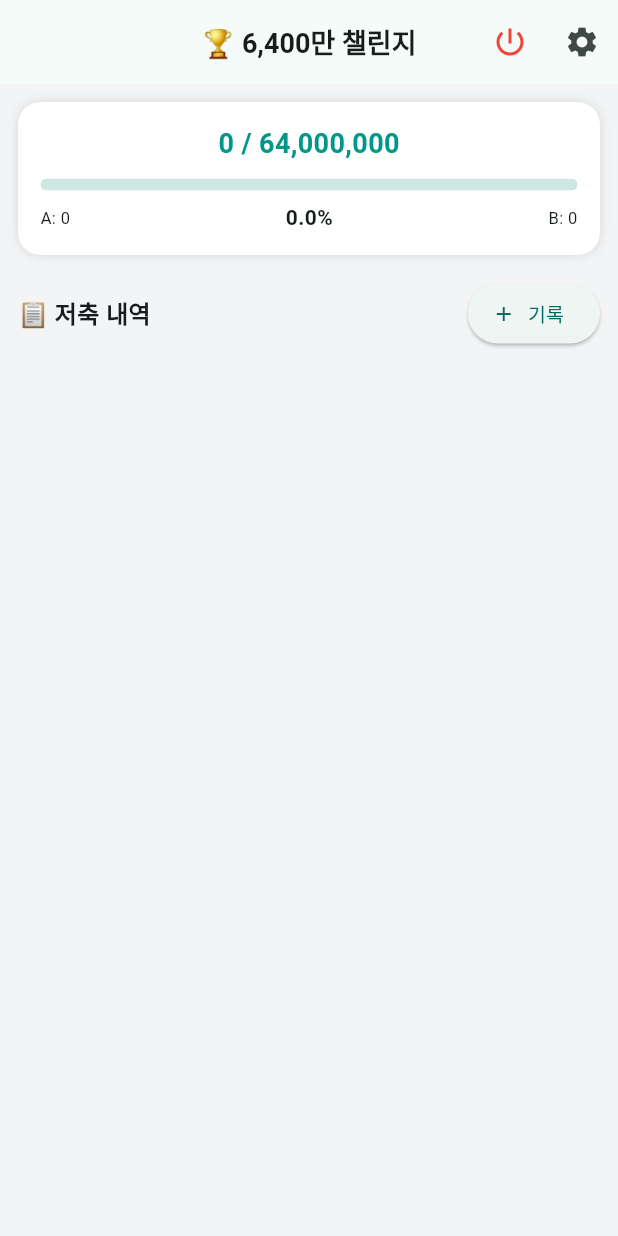
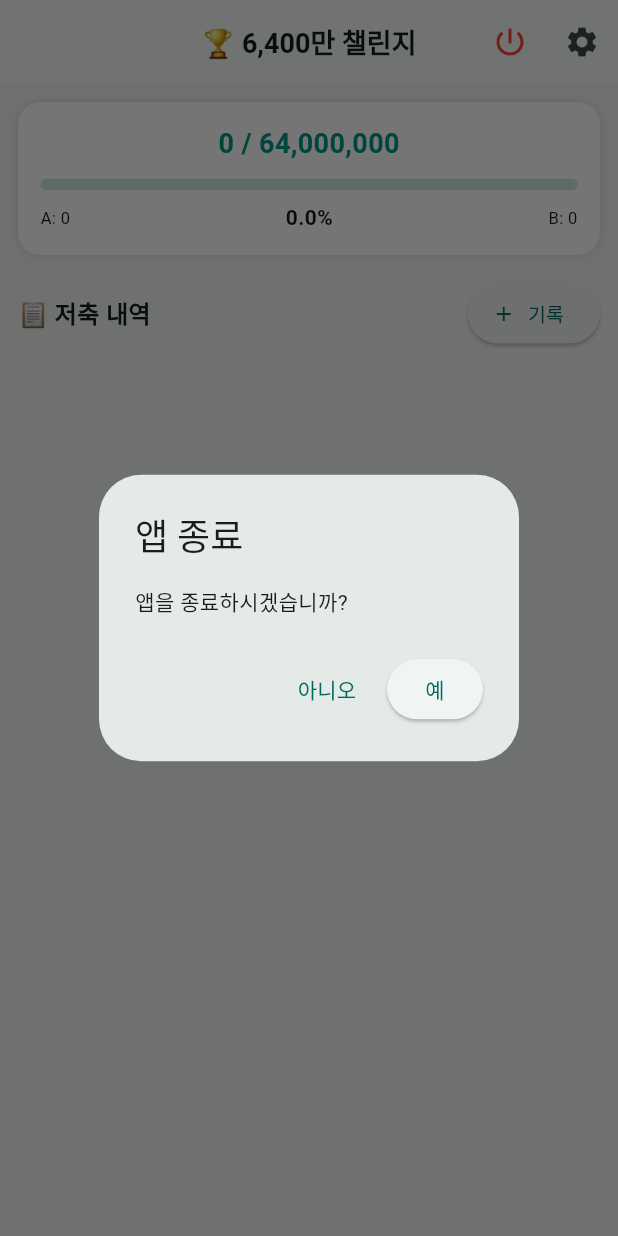
Before and after one commit to isolafide-bot/my_savings_app, a Flutter app: the screen it shows after launch, after a tap on the "power settings new" icon, on a phone screen of 412 x 824 dp. Run offline on Flutter 3.47's test engine with Material 3 defaults, Android fonts, the phone set to English and light mode, and no system bars; our stand-ins replace shared_preferences.

Commit message:
Implement exit confirmation dialog
Replaced the app exit function with a confirmation dialog. Updated the exit button to trigger the new dialog.

```diff
--- a/lib/main.dart
+++ b/lib/main.dart
@@ -1,9 +1,9 @@
 import 'package:flutter/material.dart';
-import 'package:flutter/services.dart'; // 앱 종료 기능용
+import 'package:flutter/services.dart';
 import 'package:intl/intl.dart';
 import 'package:shared_preferences/shared_preferences.dart';
 import 'dart:convert';
-import 'dart:io'; // 플랫폼 확인용
+import 'dart:io';
 
 void main() => runApp(const MySavingsApp());
 
@@ -30,7 +30,7 @@ class _SavingsPageState extends State<SavingsPage> {
   List<Map<String, dynamic>> records = [];
   final TextEditingController _amtController = TextEditingController();
   final TextEditingController _goalController = TextEditingController();
-  String selectedPartner = 'A'; // 선택된 파트너 상태값
+  String selectedPartner = 'A';
 
   @override
   void initState() {
@@ -53,13 +53,28 @@ class _SavingsPageState extends State<SavingsPage> {
     await prefs.setString('savings_records', json.encode(records));
   }
 
-  // 앱 종료 함수
-  void _exitApp() {
-    if (Platform.isAndroid) {
-      SystemNavigator.pop();
-    } else {
-      exit(0);
-    }
+  // 수정된 종료 확인 팝업 기능
+  void _showExitConfirm() {
+    showDialog(
+      context: context,
+      builder: (ctx) => AlertDialog(
+        title: const Text('앱 종료'),
+        content: const Text('앱을 종료하시겠습니까?'),
+        actions: [
+          TextButton(onPressed: () => Navigator.pop(ctx), child: const Text('아니오')),
+          ElevatedButton(
+            onPressed: () {
+              if (Platform.isAndroid) {
+                SystemNavigator.pop();
+              } else {
+                exit(0);
+              }
+            },
+            child: const Text('예'),
+          ),
+        ],
+      ),
+    );
   }
 
   void _showInput({int? index}) {
@@ -73,7 +88,7 @@ class _SavingsPageState extends State<SavingsPage> {
 
     showDialog(
       context: context,
-      builder: (ctx) => StatefulBuilder( // 다이얼로그 내 상태 변화를 위해 추가
+      builder: (ctx) => StatefulBuilder(
         builder: (context, setDialogState) => AlertDialog(
           title: Text(index == null ? '💰 저축 기록' : '✏️ 기록 수정', style: const TextStyle(fontSize: 18)),
           content: Column(mainAxisSize: MainAxisSize.min, children: [
@@ -81,7 +96,7 @@ class _SavingsPageState extends State<SavingsPage> {
               isSelected: [selectedPartner == 'A', selectedPartner == 'B'],
               onPressed: (int i) {
                 setDialogState(() => selectedPartner = (i == 0 ? 'A' : 'B'));
-                setState(() {}); // 외부 상태도 동기화
+                setState(() {});
               },
               borderRadius: BorderRadius.circular(8),
               constraints: const BoxConstraints(minWidth: 100, minHeight: 40),
@@ -95,7 +110,7 @@ class _SavingsPageState extends State<SavingsPage> {
             ),
           ]),
           actions: [
-            TextButton(onPressed: () => Navigator.pop(ctx), child: const Text('취 x')),
+            TextButton(onPressed: () => Navigator.pop(ctx), child: const Text('취소')),
             ElevatedButton(onPressed: () {
               if (_amtController.text.isEmpty) return;
               setState(() {
@@ -128,7 +143,7 @@ class _SavingsPageState extends State<SavingsPage> {
         title: const Text('🏆 6,400만 챌린지', style: TextStyle(fontSize: 18, fontWeight: FontWeight.bold)),
         centerTitle: true,
         actions: [
-          IconButton(icon: const Icon(Icons.power_settings_new, color: Colors.red), onPressed: _exitApp), // 종료 버튼
+          IconButton(icon: const Icon(Icons.power_settings_new, color: Colors.red), onPressed: _showExitConfirm),
           IconButton(icon: const Icon(Icons.settings), onPressed: () {
             _goalController.text = goalAmount.toInt().toString();
             showDialog(context: context, builder: (ctx) => AlertDialog(
@@ -147,7 +162,6 @@ class _SavingsPageState extends State<SavingsPage> {
       body: SingleChildScrollView(
         padding: const EdgeInsets.all(12),
         child: Column(children: [
-          // 대시보드
           Container(
             padding: const EdgeInsets.all(15),
             decoration: BoxDecoration(color: Colors.white, borderRadius: BorderRadius.circular(15), boxShadow: [const BoxShadow(color: Colors.black12, blurRadius: 5)]),
@@ -169,7 +183,6 @@ class _SavingsPageState extends State<SavingsPage> {
             ElevatedButton.icon(onPressed: () => _showInput(), icon: const Icon(Icons.add, size: 16), label: const Text('기록', style: TextStyle(fontSize: 13)))
           ]),
           const SizedBox(height: 8),
-          // 한 줄 요약 리스트 (Table 형식)
           Container(
             decoration: BoxDecoration(color: Colors.white, borderRadius: BorderRadius.circular(10)),
             child: ListView.builder(
```
